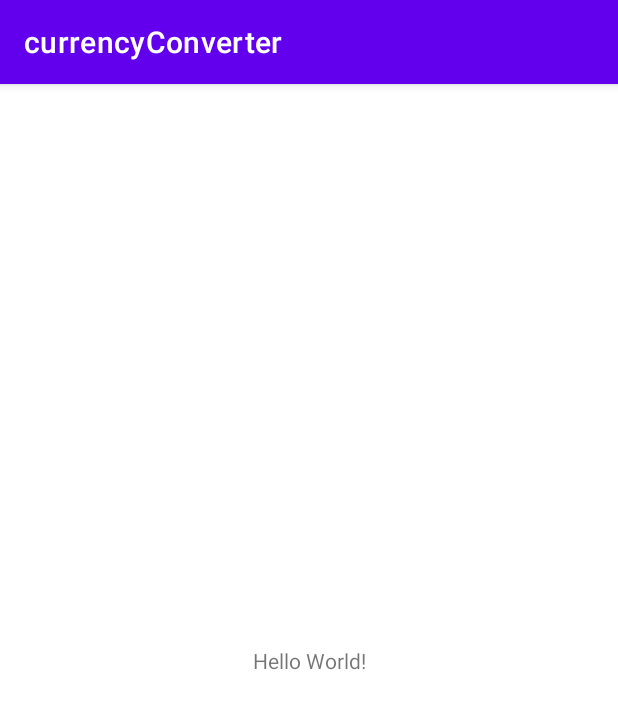
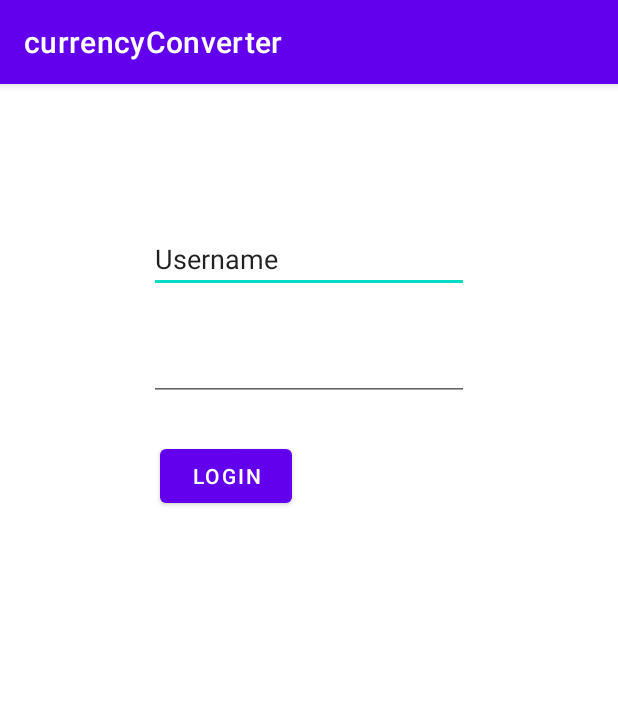
Before and after one commit to itSim04/CSC498G_Currency_Converter, an Android app: the screen it shows after launch (MainActivity), on a phone screen of 412 x 824 dp. Shown: the top 709 px of the screen. Run offline under Robolectric (Android 15) with nearby library versions, the phone set to English and light mode, and no system bars.

Commit message:
Created a Basic Login Layout

```diff
--- a/app/src/main/res/layout/activity_main.xml
+++ b/app/src/main/res/layout/activity_main.xml
@@ -6,13 +6,41 @@
     android:layout_height="match_parent"
     tools:context=".MainActivity">
 
-    <TextView
+    <EditText
+        android:id="@+id/editTextTextPersonName"
         android:layout_width="wrap_content"
         android:layout_height="wrap_content"
-        android:text="Hello World!"
+        android:ems="10"
+        android:inputType="textPersonName"
+        android:text="Username"
         app:layout_constraintBottom_toBottomOf="parent"
         app:layout_constraintEnd_toEndOf="parent"
         app:layout_constraintStart_toStartOf="parent"
-        app:layout_constraintTop_toTopOf="parent" />
+        app:layout_constraintTop_toTopOf="parent"
+        app:layout_constraintVertical_bias="0.13" />
+
+    <EditText
+        android:id="@+id/editTextTextPassword"
+        android:layout_width="wrap_content"
+        android:layout_height="wrap_content"
+        android:ems="10"
+        android:inputType="textPassword"
+        app:layout_constraintBottom_toBottomOf="parent"
+        app:layout_constraintEnd_toEndOf="parent"
+        app:layout_constraintStart_toStartOf="parent"
+        app:layout_constraintTop_toTopOf="parent"
+        app:layout_constraintVertical_bias="0.23000002" />
+
+    <Button
+        android:id="@+id/button"
+        android:layout_width="wrap_content"
+        android:layout_height="wrap_content"
+        android:text="Login"
+        app:layout_constraintBottom_toBottomOf="parent"
+        app:layout_constraintEnd_toEndOf="parent"
+        app:layout_constraintHorizontal_bias="0.33"
+        app:layout_constraintStart_toStartOf="parent"
+        app:layout_constraintTop_toTopOf="parent"
+        app:layout_constraintVertical_bias="0.32999998" />
 
 </androidx.constraintlayout.widget.ConstraintLayout>
```
